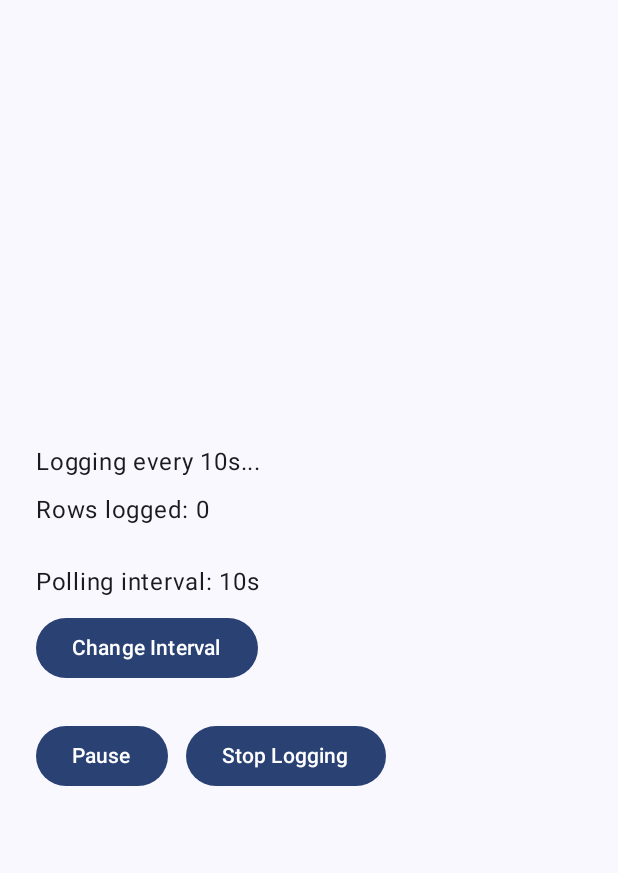
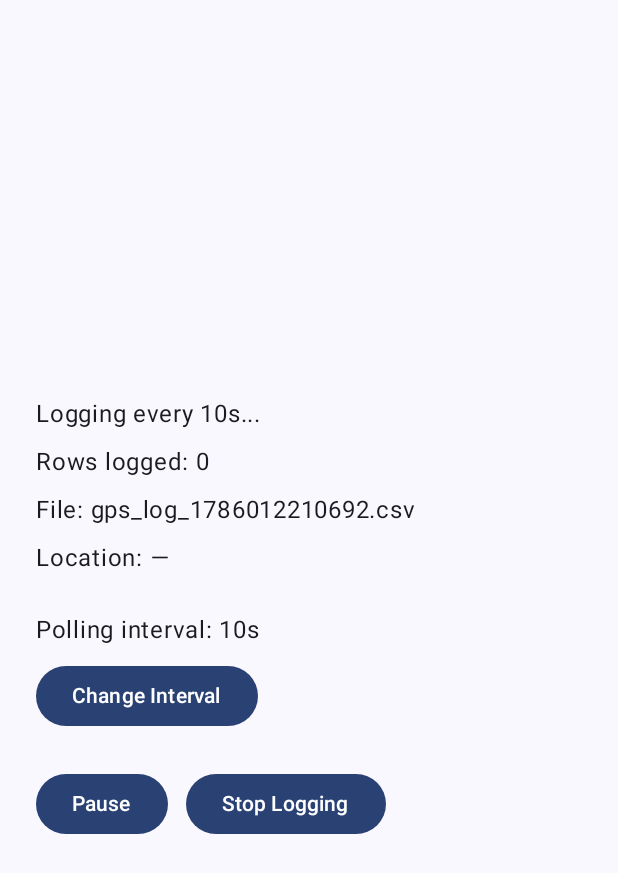
Before and after one commit to Deep-Saha1925/GPS_Logger, an Android app built with Jetpack Compose: the screen it shows after launch (MainActivity), after a tap on "Start Logging", on a phone screen of 412 x 824 dp. Shown: the top 873 px of the screen. Run offline under Robolectric (Android 15) with nearby library versions, the phone set to English and light mode, and no system bars.

Commit message:
File name choosing

```diff
--- a/app/src/main/java/com/deep/gpslogger/MainActivity.kt
+++ b/app/src/main/java/com/deep/gpslogger/MainActivity.kt
@@ -63,6 +63,10 @@ class MainActivity : ComponentActivity() {
     private var selectedIntervalSeconds = mutableStateOf(10)
     private var rowCount = mutableStateOf(0)
 
+    // ---- New: on-screen display state (purely additive, doesn't affect logging logic) ----
+    private var currentFileName = mutableStateOf("")
+    private var currentLocationText = mutableStateOf("Location: —")
+
     private val intervalOptions = listOf(5, 10, 30, 60)
 
     // ---- Trip-tracking state (reset each time a new session starts) ----
@@ -73,6 +77,9 @@ class MainActivity : ComponentActivity() {
 
     private val locationListener = LocationListener { location ->
         latestLocation = location
+        currentLocationText.value = String.format(
+            Locale.US, "Location: %.5f, %.5f", location.latitude, location.longitude
+        )
     }
 
     private fun isLocationEnabled(): Boolean {
@@ -108,11 +115,21 @@ class MainActivity : ComponentActivity() {
                         val status by statusText
                         val interval by selectedIntervalSeconds
                         val count by rowCount
+                        val fileName by currentFileName
+                        val locationDisplay by currentLocationText
 
                         var expanded by remember { mutableStateOf(false) }
 
                         Text(text = status)
                         Text(text = "Rows logged: $count", modifier = Modifier.padding(top = 8.dp))
+
+                        if (fileName.isNotBlank()) {
+                            Text(text = "File: $fileName", modifier = Modifier.padding(top = 8.dp))
+                        }
+
+                        if (logging) {
+                            Text(text = locationDisplay, modifier = Modifier.padding(top = 8.dp))
+                        }
 
                         Text(text = "Polling interval: ${interval}s", modifier = Modifier.padding(top = 24.dp))
 
@@ -190,6 +207,7 @@ class MainActivity : ComponentActivity() {
         stopOrderCounter = 0
         loggingStartTimeMillis = System.currentTimeMillis()
         isPaused.value = false
+        currentLocationText.value = "Location: —"
 
         // Seed with last known location so we have something to log immediately
         latestLocation = try {
@@ -284,6 +302,7 @@ class MainActivity : ComponentActivity() {
 
         isLogging.value = false
         isPaused.value = false
+        currentLocationText.value = "Location: —"
         statusText.value = "Stopped. Saved ${rowCount.value} rows."
     }
 
@@ -410,6 +429,7 @@ class MainActivity : ComponentActivity() {
 
     private fun createCsvFile(): OutputStream {
         val fileName = "gps_log_${System.currentTimeMillis()}.csv"
+        currentFileName.value = fileName
 
         val values = ContentValues().apply {
             put(MediaStore.Downloads.DISPLAY_NAME, fileName)
```
